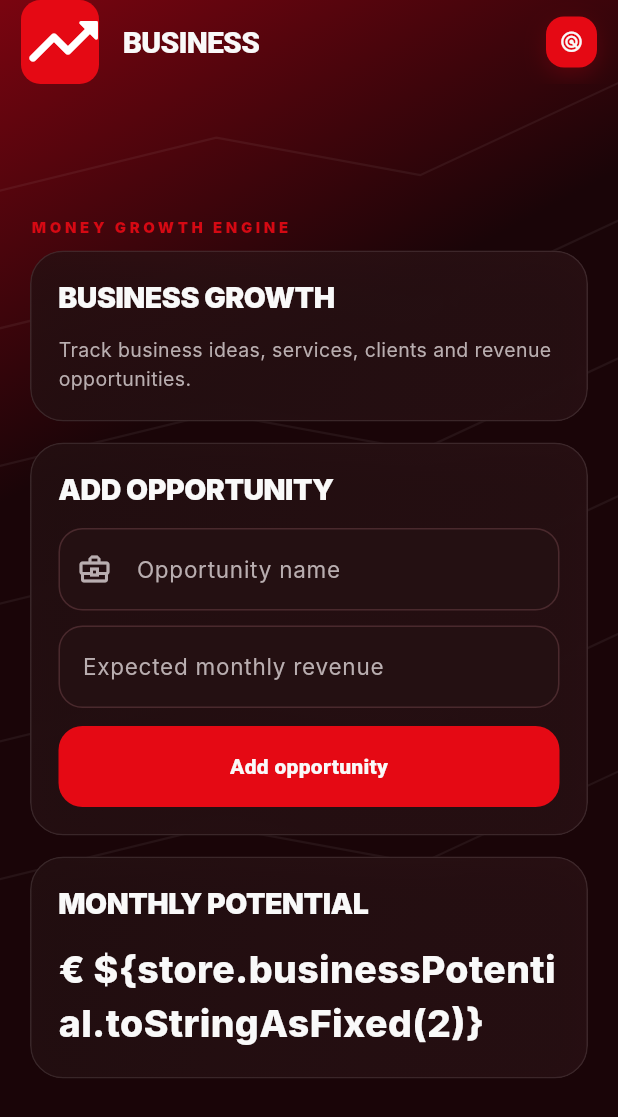
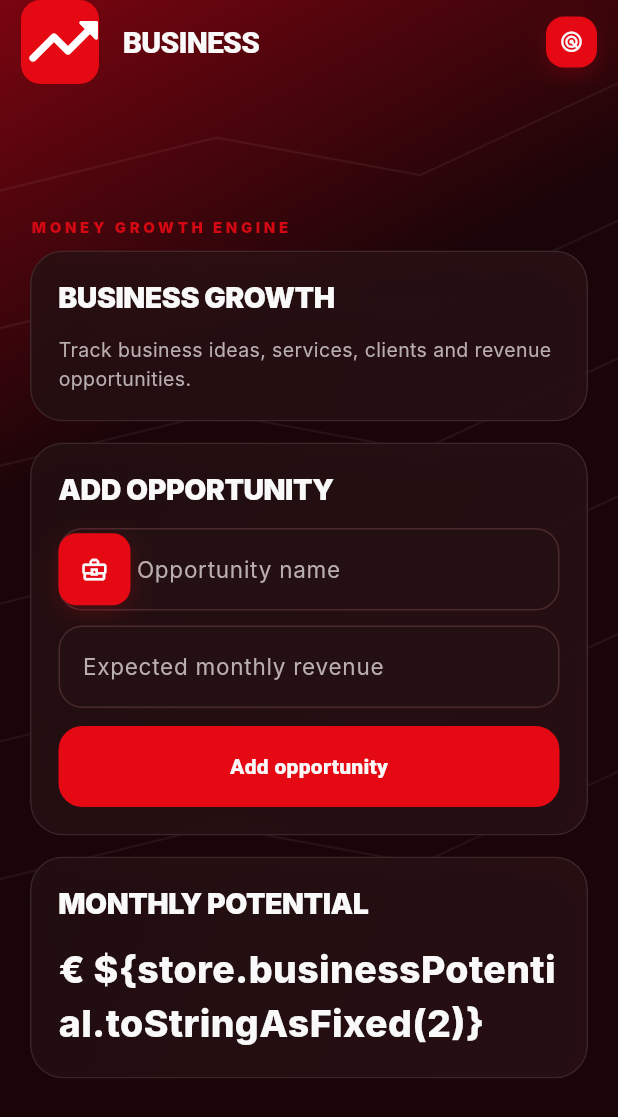
Before and after one commit to Mauricio-HNS/MONEY-GROWTH-ENGINE, a Flutter app: the BusinessScreen screen opened by its route, on a phone screen of 412 x 824 dp. Shown: the top 1117 px of the screen. Run offline on Flutter 3.47's test engine with Material 3 defaults, Android fonts, the phone set to English and light mode, and no system bars; network calls fail; Roboto replaces fonts that are missing (Inter).

Commit message:
style: standardize red icon badges

```diff
--- a/flutter_app/lib/screens/business.dart
+++ b/flutter_app/lib/screens/business.dart
@@ -22,7 +22,7 @@ class _BusinessScreenState extends State<BusinessScreen> {
     SectionCard(title: 'Business Growth', child: Text('Track business ideas, services, clients and revenue opportunities.', style: TextStyle(color: AppColors.textMuted))),
     const SizedBox(height: 14),
     SectionCard(title: 'Add opportunity', child: Column(children: [
-      TextField(controller: name, decoration: const InputDecoration(labelText: 'Opportunity name', prefixIcon: Icon(Icons.business_center_outlined))),
+      TextField(controller: name, decoration: const InputDecoration(labelText: 'Opportunity name', prefixIcon: AppIconBadge(icon: Icons.business_center_outlined))),
       const SizedBox(height: 10),
       TextField(controller: monthly, keyboardType: const TextInputType.numberWithOptions(decimal: true), decoration: const InputDecoration(labelText: 'Expected monthly revenue', prefixText: '€ ')),
       const SizedBox(height: 12),
```
